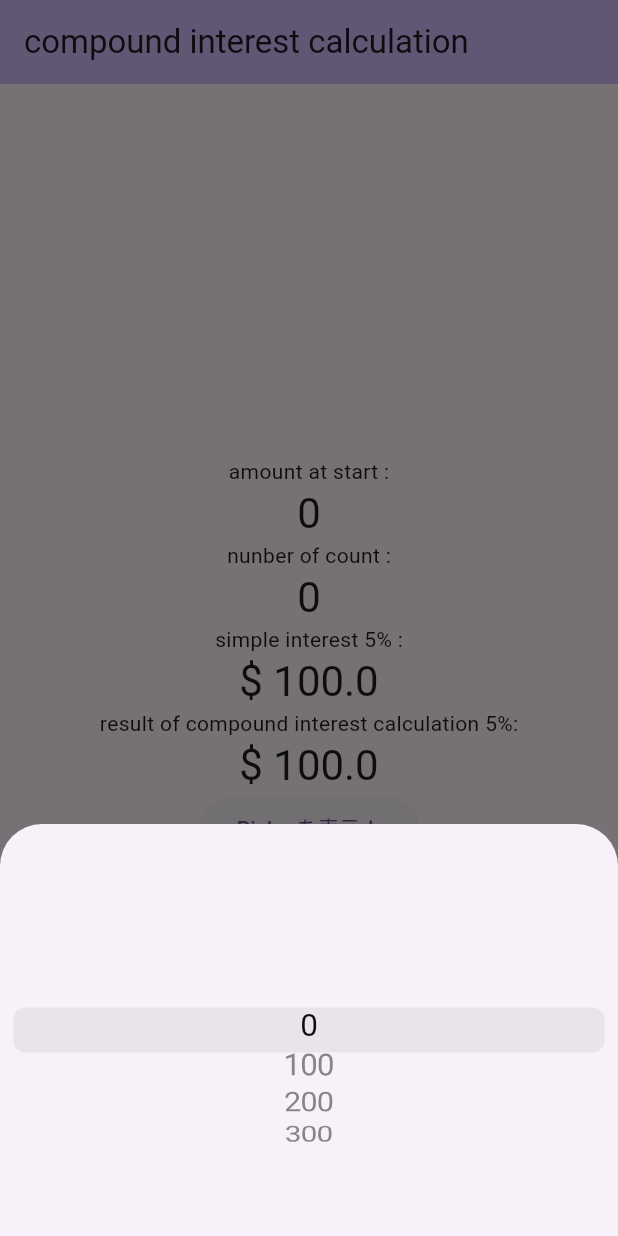
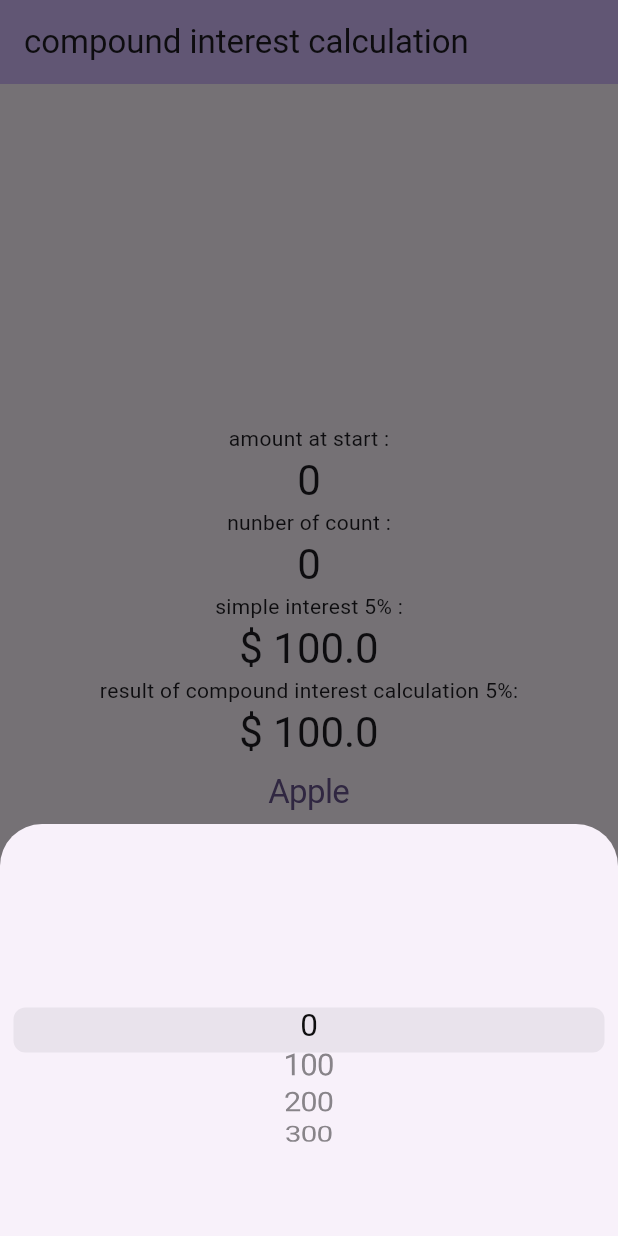
Before and after one commit to TomoSuzuki/fukuri, a Flutter app: the screen it shows after launch, after a tap on "Pickerを表示！", on a phone screen of 412 x 824 dp. Run offline on Flutter 3.47's test engine with Material 3 defaults, Android fonts, the phone set to English and light mode, and no system bars.

Commit message:
CupertinoButton

```diff
--- a/lib/main.dart
+++ b/lib/main.dart
@@ -36,6 +36,7 @@ class _MyHomePageState extends State<MyHomePage> {
   double _simpleinterest = 100;
   double _result = 100.0;
   String _disp = '100.0';
+  List<String> fruits = ['りんご', 'ぶどう', 'みかん'];
 
   void _incrementCounter() {
     setState(() {
@@ -50,6 +51,40 @@ class _MyHomePageState extends State<MyHomePage> {
     setState(() {
       _start = selectedItem;
     });
+  }
+
+  final List<String> _fruitNames = [
+    'Apple',
+    'Mango',
+    'Banana',
+    'Orange',
+    'Pineapple',
+    'Strawberry',
+  ];
+  final double _kItemExtent = 32.0;
+
+  int _selectedFruit = 0;
+
+  // This shows a CupertinoModalPopup with a reasonable fixed height which hosts CupertinoPicker.
+  void _showDialog(Widget child) {
+    showCupertinoModalPopup<void>(
+      context: context,
+      builder: (BuildContext context) => Container(
+        height: 216,
+        padding: const EdgeInsets.only(top: 6.0),
+        // The Bottom margin is provided to align the popup above the system navigation bar.
+        margin: EdgeInsets.only(
+          bottom: MediaQuery.of(context).viewInsets.bottom,
+        ),
+        // Provide a background color for the popup.
+        color: CupertinoColors.systemBackground.resolveFrom(context),
+        // Use a SafeArea widget to avoid system overlaps.
+        child: SafeArea(
+          top: false,
+          child: child,
+        ),
+      ),
+    );
   }
 
   @override
@@ -91,6 +126,39 @@ class _MyHomePageState extends State<MyHomePage> {
               '\$ $_disp',
               style: Theme.of(context).textTheme.headlineMedium,
             ),
+            CupertinoButton(
+              padding: EdgeInsets.zero,
+              // Display a CupertinoPicker with list of fruits.
+              onPressed: () => _showDialog(
+                CupertinoPicker(
+                  magnification: 1.22,
+                  squeeze: 1.2,
+                  useMagnifier: true,
+                  itemExtent: _kItemExtent,
+                  // This sets the initial item.
+                  scrollController: FixedExtentScrollController(
+                    initialItem: _selectedFruit,
+                  ),
+                  // This is called when selected item is changed.
+                  onSelectedItemChanged: (int selectedItem) {
+                    setState(() {
+                      _selectedFruit = selectedItem;
+                    });
+                  },
+                  children:
+                      List<Widget>.generate(_fruitNames.length, (int index) {
+                    return Center(child: Text(_fruitNames[index]));
+                  }),
+                ),
+              ),
+              // This displays the selected fruit name.
+              child: Text(
+                _fruitNames[_selectedFruit],
+                style: const TextStyle(
+                  fontSize: 22.0,
+                ),
+              ),
+            ),
             ElevatedButton(
               child: const Text('Pickerを表示！'),
               onPressed: () {
```
